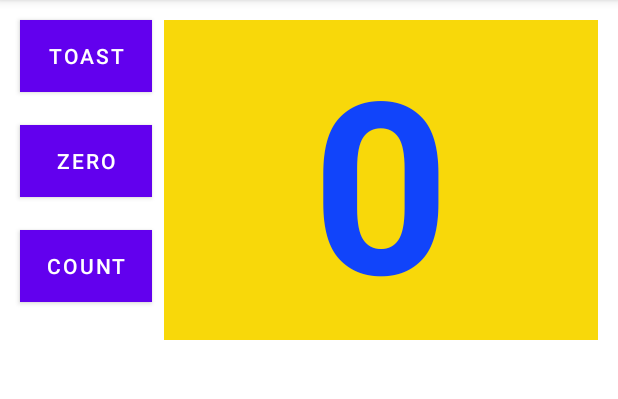
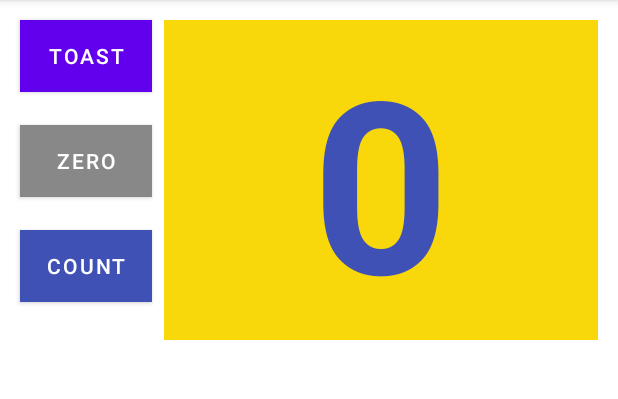
Before and after one commit to MAD-Weekly-Assignment/Lab-2-HelloToast2, an Android app: the screen it shows after launch (MainActivity), after a tap on "ZERO", on a phone screen of 412 x 824 dp, the part 84-483 px from its top. Run offline under Robolectric (Android 15) with nearby library versions, the phone set to English and light mode, and no system bars; 2 other taps on this screen came first.

Commit message:
Updated Zero button

```diff
--- a/HelloConstraint/app/src/main/AndroidManifest.xml
+++ b/HelloConstraint/app/src/main/AndroidManifest.xml
@@ -9,7 +9,8 @@
         android:roundIcon="@mipmap/ic_launcher_round"
         android:supportsRtl="true"
         android:theme="@style/Theme.HelloToast">
-        <activity android:name="com.example.helloconstraint.MainActivity">
+        <activity android:name=".SecondActivity"></activity>
+        <activity android:name=".MainActivity">
             <intent-filter>
                 <action android:name="android.intent.action.MAIN" />
 
--- a/HelloConstraint/app/src/main/java/com/example/helloconstraint/MainActivity.java
+++ b/HelloConstraint/app/src/main/java/com/example/helloconstraint/MainActivity.java
@@ -40,7 +40,7 @@ public class MainActivity extends AppCompatActivity {
         mResetButton.setClickable(true);
 
         switch (mCount % 2){
-            case 0: view.setBackgroundColor(Color.MAGENTA);
+            case 0: view.setBackgroundColor(Color.RED);
                 break;
             case 1: view.setBackgroundColor(Color.GREEN);
                 break;
@@ -54,6 +54,6 @@ public class MainActivity extends AppCompatActivity {
 
         view.setClickable(false);
         view.setBackgroundColor(Color.GRAY);
-        mCountButton.setBackgroundColor(getResources().getColor(R.color.colorPrimary));
+        mCountButton.setBackgroundColor(getResources().getColor(R.color.gray));
     }
 }
--- a/HelloConstraint/app/src/main/res/layout/activity_main.xml
+++ b/HelloConstraint/app/src/main/res/layout/activity_main.xml
@@ -47,13 +47,14 @@
         android:layout_width="wrap_content"
         android:layout_height="wrap_content"
         android:layout_marginStart="8dp"
+        android:layout_marginLeft="8dp"
         android:background="@color/colorPrimary"
         android:onClick="countUp"
         android:text="@string/button_label_count"
         android:textColor="@color/white"
+        app:backgroundTint="@color/colorPrimary"
         app:layout_constraintBaseline_toBaselineOf="@+id/show_count"
-        app:layout_constraintStart_toStartOf="parent"
-        android:layout_marginLeft="8dp" />
+        app:layout_constraintStart_toStartOf="parent" />
 
     <Button
         android:id="@+id/button_zero"
@@ -67,6 +68,7 @@
         android:onClick="resetZero"
         android:text="@string/zero"
         android:textColor="@color/white"
+        app:backgroundTint="@color/gray"
         app:layout_constraintBottom_toTopOf="@+id/button_count"
         app:layout_constraintStart_toStartOf="parent"
         app:layout_constraintTop_toBottomOf="@+id/button_toast" />
--- a/HelloConstraint/app/src/main/res/values/colors.xml
+++ b/HelloConstraint/app/src/main/res/values/colors.xml
@@ -6,10 +6,13 @@
     <color name="teal_200">#FF03DAC5</color>
     <color name="teal_700">#FF018786</color>
     <color name="black">#FF000000</color>
-    <color name="white">#FFFFFFFF</color>
-    <color name="colorPrimary">#1144FA</color>
     <color name="colorSecondary">#F8D80A</color>
-    <color name="gray">#686864</color>
+    <color name="colorPrimary">#3F51B5</color>
+    <color name="colorPrimaryDark">#303F9F</color>
+    <color name="colorAccent">#FF4081</color>
+    <color name="white">#FFFFFF</color>
+    <color name="yellow">#FFFF00</color>
+    <color name="gray">#888888</color>
 
 
 </resources>
```
Also changed, not shown: HelloConstraint/app/src/main/java/com/example/helloconstraint/SecondActivity.java (added, +14 -0 lines), HelloConstraint/app/src/main/res/layout/activity_second.xml (added, +9 -0 lines).
